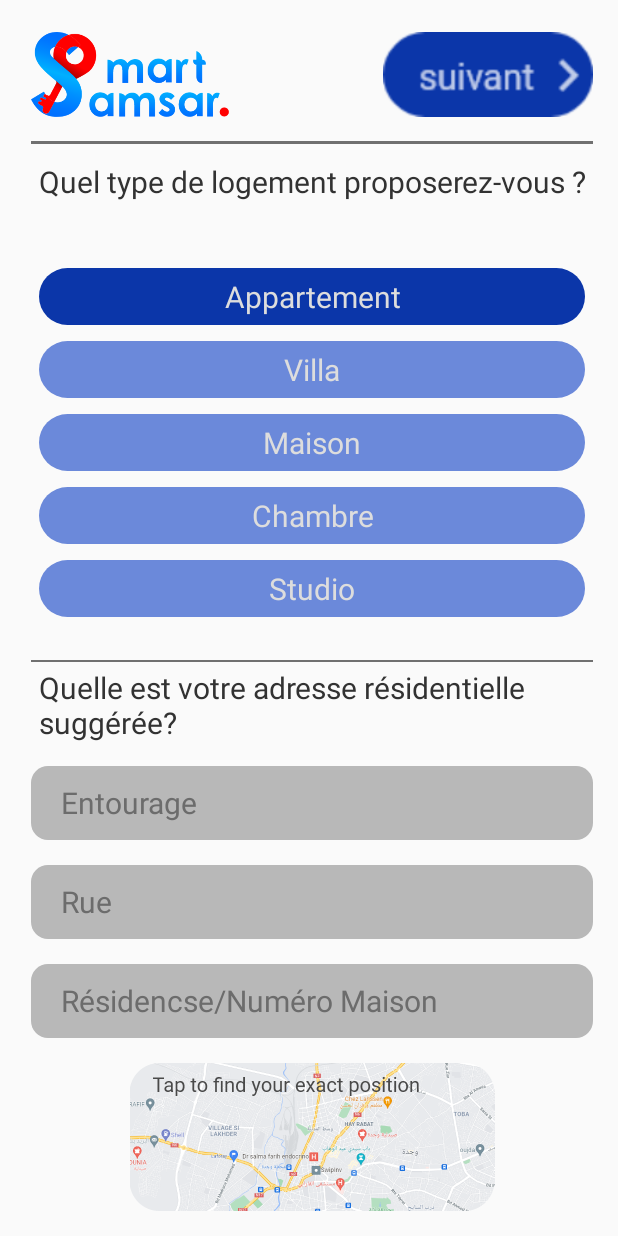
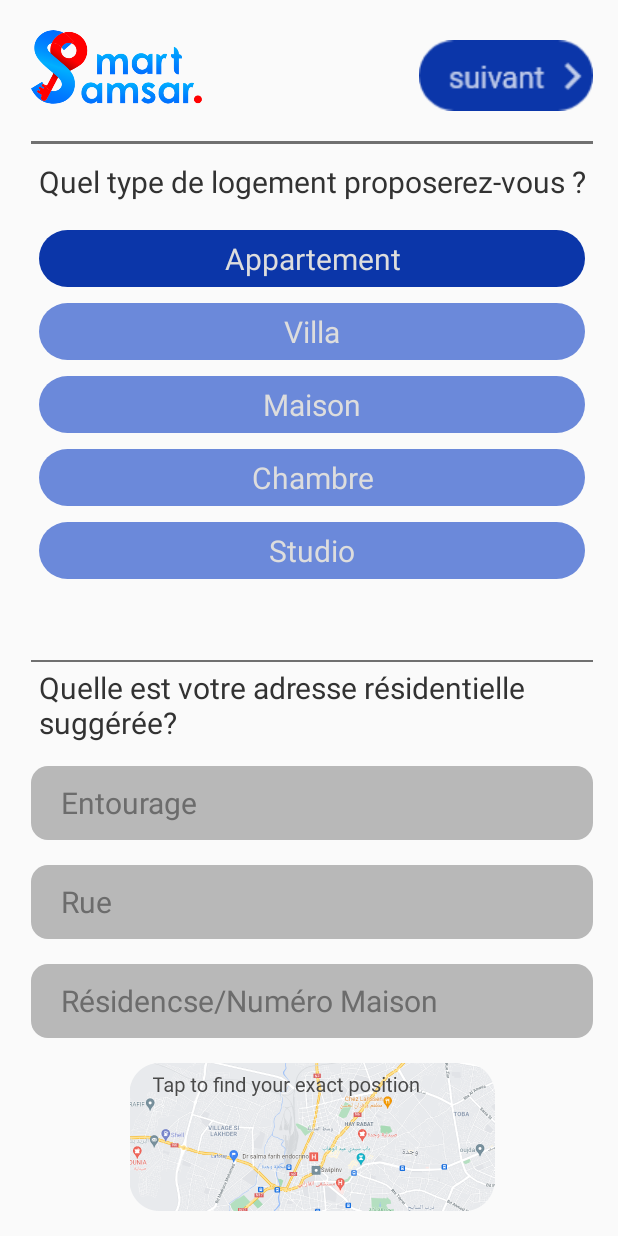
Before and after one commit to Zahia-Elkhalifi/SmartSemssarGithub, an Android app: the Louer screen opened directly, with no data from a screen before it, on a phone screen of 412 x 824 dp. Run offline under Robolectric (Android 15) with nearby library versions, the phone set to English and light mode, and no system bars; our stand-ins replace Firebase (no records; nobody signed in at launch, a user with empty details on screens opened directly).

Commit message:
Update activity_louer.xml

```diff
--- a/app/src/main/res/layout/activity_louer.xml
+++ b/app/src/main/res/layout/activity_louer.xml
@@ -59,7 +59,7 @@
         android:layout_width="wrap_content"
         android:layout_height="wrap_content"
         android:orientation="horizontal"
-        app:layout_constraintGuide_percent="0.21" />
+        app:layout_constraintGuide_percent="0.18" />
 
     <androidx.constraintlayout.widget.Guideline
         android:id="@+id/guideline31"
@@ -167,29 +167,34 @@
         android:layout_height="wrap_content"
         android:orientation="horizontal"
         app:layout_constraintGuide_percent="0.86" />
+
+
     <ImageView
         android:id="@+id/imageView3"
-        android:layout_width="0dp"
-        android:layout_height="0dp"
+        android:layout_width="114dp"
+        android:layout_height="49dp"
         app:layout_constraintBottom_toTopOf="@+id/guideline27"
         app:layout_constraintEnd_toStartOf="@+id/guideline28"
+        app:layout_constraintHorizontal_bias="0.0"
+
         app:layout_constraintStart_toStartOf="@+id/guideline25"
-
         app:layout_constraintTop_toTopOf="@+id/guideline23"
+        app:layout_constraintVertical_bias="0.2"
         app:srcCompat="@drawable/logo00" />
 
     <ImageView
         android:id="@+id/suivant"
-        android:layout_width="0dp"
-        android:layout_height="0dp"
+        android:layout_width="116dp"
+        android:layout_height="67dp"
         app:layout_constraintBottom_toTopOf="@+id/guideline27"
 
 
         app:layout_constraintEnd_toStartOf="@+id/guideline26"
+        app:layout_constraintHorizontal_bias="1.0"
         app:layout_constraintStart_toStartOf="@+id/guideline29"
         app:layout_constraintTop_toTopOf="@+id/guideline23"
+        app:layout_constraintVertical_bias="0.0"
         app:srcCompat="@drawable/suivant" />
-
 
     <ImageView
         android:id="@+id/imageView5"
```
